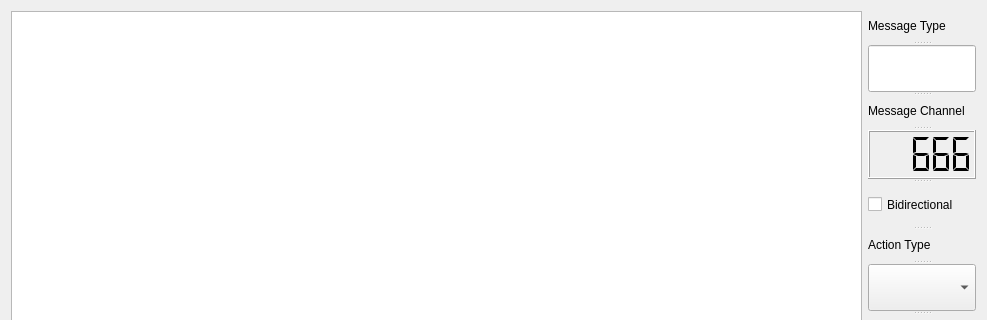
The window that forms/configwindow.ui (Alzy/obs-midi) describes before a commit, drawn with Qt 5; both pictures show x 0 to 987 and y 0 to 320 of the 987 by 761 pixel window.
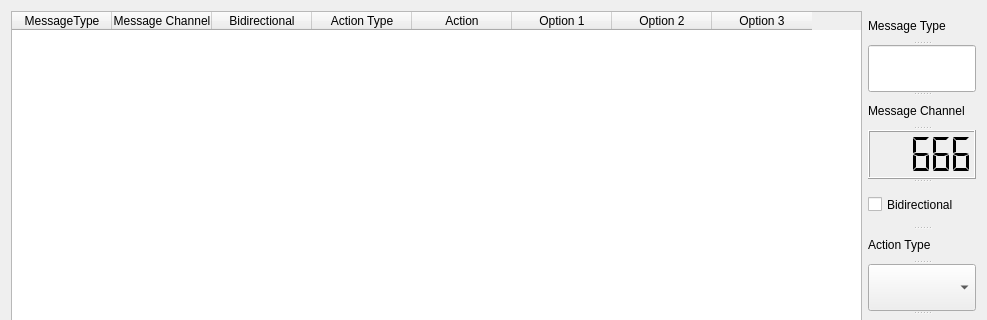
The same window after the commit.

Commit message: converted back to regular tableview, need to hook up the selections

Diff of the .ui file:
```diff
--- a/forms/configwindow.ui
+++ b/forms/configwindow.ui
@@ -26,19 +26,6 @@
    <string>Dialog</string>
   </property>
   <layout class="QGridLayout" name="gridLayout">
-   <item row="0" column="0">
-    <widget class="QTableView" name="tableView">
-     <property name="sizePolicy">
-      <sizepolicy hsizetype="MinimumExpanding" vsizetype="MinimumExpanding">
-       <horstretch>3</horstretch>
-       <verstretch>0</verstretch>
-      </sizepolicy>
-     </property>
-     <property name="selectionBehavior">
-      <enum>QAbstractItemView::SelectRows</enum>
-     </property>
-    </widget>
-   </item>
    <item row="0" column="1">
     <widget class="QSplitter" name="splitter_3">
      <property name="orientation">
@@ -282,6 +269,59 @@
      </widget>
     </widget>
    </item>
+   <item row="0" column="0">
+    <widget class="QTableWidget" name="tableWidget">
+     <property name="sizePolicy">
+      <sizepolicy hsizetype="MinimumExpanding" vsizetype="MinimumExpanding">
+       <horstretch>3</horstretch>
+       <verstretch>0</verstretch>
+      </sizepolicy>
+     </property>
+     <property name="selectionBehavior">
+      <enum>QAbstractItemView::SelectRows</enum>
+     </property>
+     <column>
+      <property name="text">
+       <string>MessageType</string>
+      </property>
+     </column>
+     <column>
+      <property name="text">
+       <string>Message Channel</string>
+      </property>
+     </column>
+     <column>
+      <property name="text">
+       <string>Bidirectional</string>
+      </property>
+     </column>
+     <column>
+      <property name="text">
+       <string>Action Type</string>
+      </property>
+     </column>
+     <column>
+      <property name="text">
+       <string>Action</string>
+      </property>
+     </column>
+     <column>
+      <property name="text">
+       <string>Option 1</string>
+      </property>
+     </column>
+     <column>
+      <property name="text">
+       <string>Option 2</string>
+      </property>
+     </column>
+     <column>
+      <property name="text">
+       <string>Option 3</string>
+      </property>
+     </column>
+    </widget>
+   </item>
   </layout>
  </widget>
  <resources/>
```
The commit also changes 2 other files.
